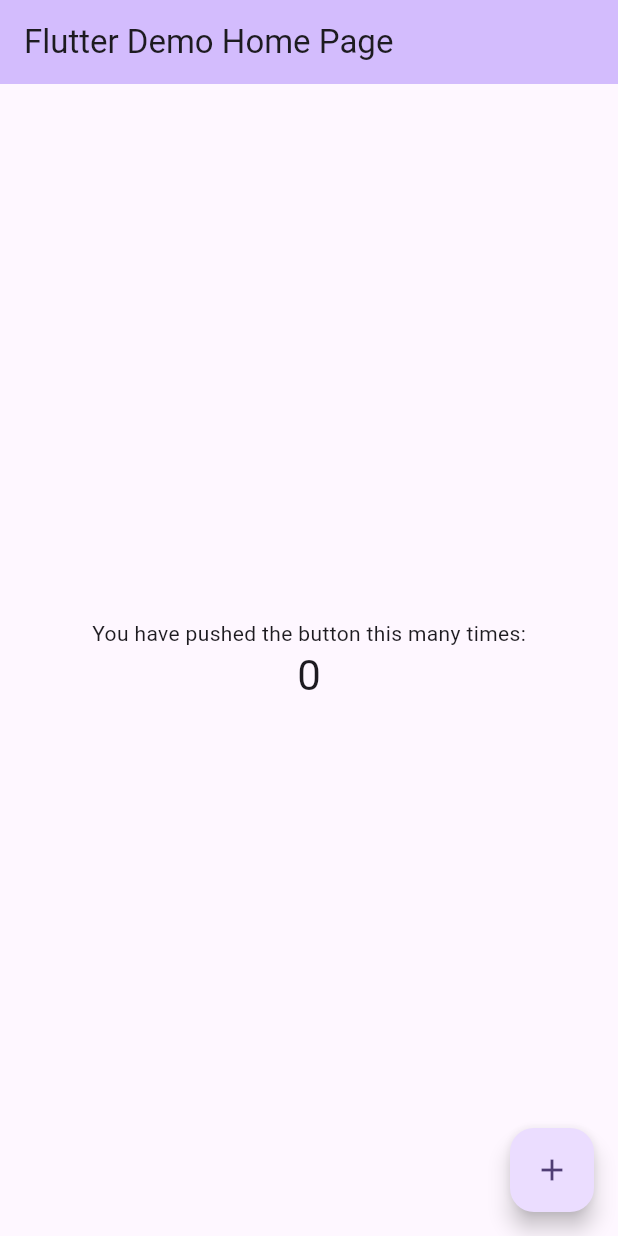
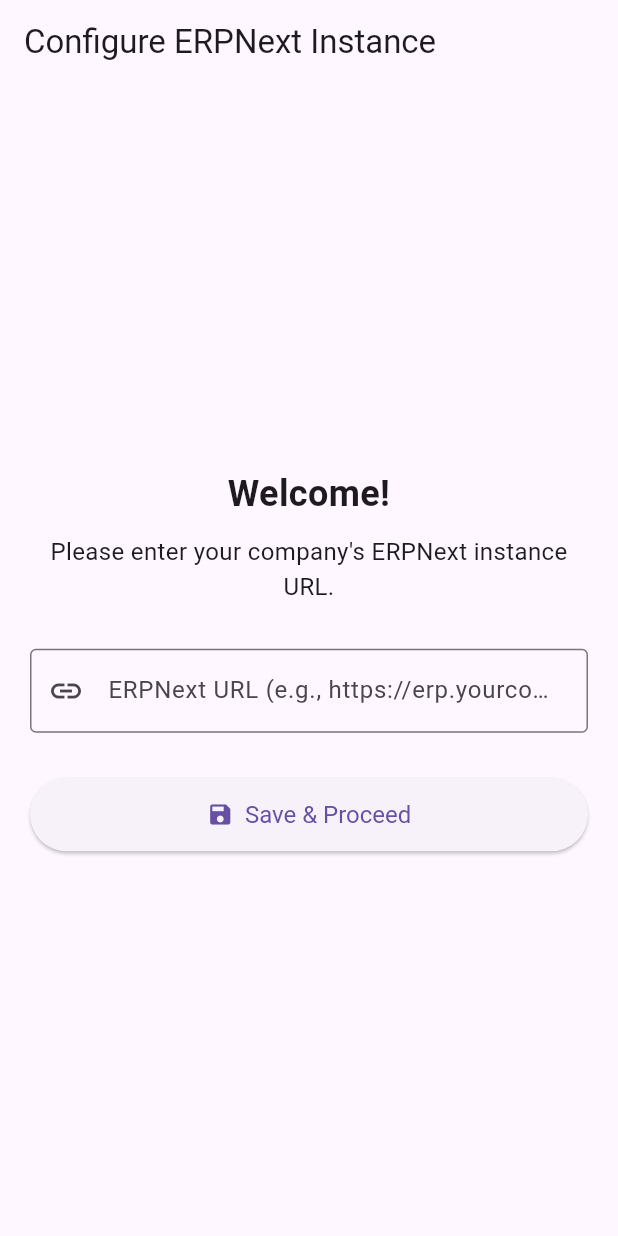
Before and after one commit to Raghavendra-ps/Employee_Self_Service, a Flutter app: the screen it shows after launch, on a phone screen of 412 x 824 dp. Run offline on Flutter 3.47's test engine with Material 3 defaults, Android fonts, the phone set to English and light mode, and no system bars; our stand-ins replace flutter_secure_storage, shared_preferences.

Commit message:
Added Skeleton Files

```diff
--- a/lib/main.dart
+++ b/lib/main.dart
@@ -1,122 +1,85 @@
 import 'package:flutter/material.dart';
+import 'package:provider/provider.dart';
+import 'providers/auth_provider.dart';
+import 'providers/erp_instance_provider.dart';
+import 'screens/core/splash_screen.dart'; // We'll create this
+import 'services/storage_service.dart'; // We'll create this
 
-void main() {
-  runApp(const MyApp());
+void main() async {
+  // Ensure Flutter bindings are initialized for async operations before runApp
+  WidgetsFlutterBinding.ensureInitialized();
+
+  // Initialize storage service and load initial data
+  final storageService = StorageService();
+  final initialErpUrl = await storageService.getErpInstanceUrl();
+  String? initialAuthToken; // For session/token based auth
+  String? initialUserId;
+  String? initialEmployeeName;
+  String? initialFullName;
+
+  if (initialErpUrl != null && initialErpUrl.isNotEmpty) {
+    // If ERP URL exists, try to load session data
+    final sessionData = await storageService.getSessionData();
+    initialAuthToken = sessionData['sid'];
+    initialUserId = sessionData['userId'];
+    initialEmployeeName = sessionData['employeeName'];
+    initialFullName = sessionData['fullName'];
+  }
+
+  runApp(MyApp(
+    initialErpUrl: initialErpUrl,
+    initialAuthToken: initialAuthToken,
+    initialUserId: initialUserId,
+    initialEmployeeName: initialEmployeeName,
+    initialFullName: initialFullName,
+  ));
 }
 
 class MyApp extends StatelessWidget {
-  const MyApp({super.key});
+  final String? initialErpUrl;
+  final String? initialAuthToken;
+  final String? initialUserId;
+  final String? initialEmployeeName;
+  final String? initialFullName;
 
-  // This widget is the root of your application.
+  const MyApp({
+    super.key,
+    this.initialErpUrl,
+    this.initialAuthToken,
+    this.initialUserId,
+    this.initialEmployeeName,
+    this.initialFullName,
+  });
+
   @override
   Widget build(BuildContext context) {
-    return MaterialApp(
-      title: 'Flutter Demo',
-      theme: ThemeData(
-        // This is the theme of your application.
-        //
-        // TRY THIS: Try running your application with "flutter run". You'll see
-        // the application has a purple toolbar. Then, without quitting the app,
-        // try changing the seedColor in the colorScheme below to Colors.green
-        // and then invoke "hot reload" (save your changes or press the "hot
-        // reload" button in a Flutter-supported IDE, or press "r" if you used
-        // the command line to start the app).
-        //
-        // Notice that the counter didn't reset back to zero; the application
-        // state is not lost during the reload. To reset the state, use hot
-        // restart instead.
-        //
-        // This works for code too, not just values: Most code changes can be
-        // tested with just a hot reload.
-        colorScheme: ColorScheme.fromSeed(seedColor: Colors.deepPurple),
+    return MultiProvider(
+      providers: [
+        ChangeNotifierProvider(
+          create: (_) => ErpInstanceProvider(initialErpUrl),
+        ),
+        ChangeNotifierProvider(
+          create: (ctx) => AuthProvider(
+            Provider.of<ErpInstanceProvider>(ctx, listen: false), // Pass ErpInstanceProvider
+            StorageService(), // Pass StorageService
+            initialAuthToken: initialAuthToken,
+            initialUserId: initialUserId,
+            initialEmployeeName: initialEmployeeName,
+            initialFullName: initialFullName,
+            // We'll need to initialize ApiService within AuthProvider or pass it
+          ),
+        ),
+        // Add other providers here as needed (e.g., ThemeProvider)
+      ],
+      child: MaterialApp(
+        title: 'Employee ESS',
+        theme: ThemeData(
+          primarySwatch: Colors.teal, // Or your preferred color
+          visualDensity: VisualDensity.adaptivePlatformDensity,
+        ),
+        debugShowCheckedModeBanner: false,
+        home: SplashScreen(), // Start with a splash screen to decide where to go
       ),
-      home: const MyHomePage(title: 'Flutter Demo Home Page'),
     );
   }
 }
-
-class MyHomePage extends StatefulWidget {
-  const MyHomePage({super.key, required this.title});
-
-  // This widget is the home page of your application. It is stateful, meaning
-  // that it has a State object (defined below) that contains fields that affect
-  // how it looks.
-
-  // This class is the configuration for the state. It holds the values (in this
-  // case the title) provided by the parent (in this case the App widget) and
-  // used by the build method of the State. Fields in a Widget subclass are
-  // always marked "final".
-
-  final String title;
-
-  @override
-  State<MyHomePage> createState() => _MyHomePageState();
-}
-
-class _MyHomePageState extends State<MyHomePage> {
-  int _counter = 0;
-
-  void _incrementCounter() {
-    setState(() {
-      // This call to setState tells the Flutter framework that something has
-      // changed in this State, which causes it to rerun the build method below
-      // so that the display can reflect the updated values. If we changed
-      // _counter without calling setState(), then the build method would not be
-      // called again, and so nothing would appear to happen.
-      _counter++;
-    });
-  }
-
-  @override
-  Widget build(BuildContext context) {
-    // This method is rerun every time setState is called, for instance as done
-    // by the _incrementCounter method above.
-    //
-    // The Flutter framework has been optimized to make rerunning build methods
-    // fast, so that you can just rebuild anything that needs updating rather
-    // than having to individually change instances of widgets.
-    return Scaffold(
-      appBar: AppBar(
-        // TRY THIS: Try changing the color here to a specific color (to
-        // Colors.amber, perhaps?) and trigger a hot reload to see the AppBar
-        // change color while the other colors stay the same.
-        backgroundColor: Theme.of(context).colorScheme.inversePrimary,
-        // Here we take the value from the MyHomePage object that was created by
-        // the App.build method, and use it to set our appbar title.
-        title: Text(widget.title),
-      ),
-      body: Center(
-        // Center is a layout widget. It takes a single child and positions it
-        // in the middle of the parent.
-        child: Column(
-          // Column is also a layout widget. It takes a list of children and
-          // arranges them vertically. By default, it sizes itself to fit its
-          // children horizontally, and tries to be as tall as its parent.
-          //
-          // Column has various properties to control how it sizes itself and
-          // how it positions its children. Here we use mainAxisAlignment to
-          // center the children vertically; the main axis here is the vertical
-          // axis because Columns are vertical (the cross axis would be
-          // horizontal).
-          //
-          // TRY THIS: Invoke "debug painting" (choose the "Toggle Debug Paint"
-          // action in the IDE, or press "p" in the console), to see the
-          // wireframe for each widget.
-          mainAxisAlignment: MainAxisAlignment.center,
-          children: <Widget>[
-            const Text('You have pushed the button this many times:'),
-            Text(
-              '$_counter',
-              style: Theme.of(context).textTheme.headlineMedium,
-            ),
-          ],
-        ),
-      ),
-      floatingActionButton: FloatingActionButton(
-        onPressed: _incrementCounter,
-        tooltip: 'Increment',
-        child: const Icon(Icons.add),
-      ), // This trailing comma makes auto-formatting nicer for build methods.
-    );
-  }
-}
--- /dev/null
+++ b/lib/providers/auth_provider.dart
@@ -0,0 +1,118 @@
+import 'package:flutter/foundation.dart';
+import '../services/storage_service.dart';
+import '../services/erpnext_api_service.dart'; // We'll create this
+import 'erp_instance_provider.dart';
+
+
+class AuthProvider with ChangeNotifier {
+  final ErpInstanceProvider _erpInstanceProvider;
+  final StorageService _storageService;
+  late ErpNextApiService _apiService; // Will be initialized
+
+  String? _sid; // Session ID from ERPNext
+  String? _userId; // email/username
+  String? _employeeName; // e.g. EMP/0001
+  String? _fullName;
+  bool _isLoggedIn = false;
+  bool _isLoading = false;
+
+  AuthProvider(
+    this._erpInstanceProvider,
+    this._storageService, {
+    String? initialAuthToken,
+    String? initialUserId,
+    String? initialEmployeeName,
+    String? initialFullName,
+  }) {
+    _sid = initialAuthToken;
+    _userId = initialUserId;
+    _employeeName = initialEmployeeName;
+    _fullName = initialFullName;
+    _isLoggedIn = _sid != null && _sid!.isNotEmpty;
+    // Initialize ApiService here, it needs the ErpInstanceProvider
+    _apiService = ErpNextApiService(_erpInstanceProvider);
+  }
+
+
+  // Getters
+  bool get isLoggedIn => _isLoggedIn;
+  bool get isLoading => _isLoading;
+  String? get currentUserId => _userId;
+  String? get currentEmployeeName => _employeeName;
+  String? get currentFullName => _fullName;
+  String? get currentSessionId => _sid;
+
+
+  Future<void> login(String username, String password) async {
+    if (_erpInstanceProvider.erpInstanceUrl == null) {
+      throw Exception("ERPNext instance URL is not configured.");
+    }
+    _isLoading = true;
+    notifyListeners();
+
+    try {
+      final loginData = await _apiService.login(username, password);
+
+      _sid = loginData['sid'];
+      _userId = loginData['user_id'];
+      _fullName = loginData['full_name'];
+
+      // Crucial: Fetch employee details
+      final employeeDetails = await _apiService.fetchEmployeeForUser(_userId!, _sid!);
+      if (employeeDetails != null && employeeDetails['employee_name'] != null) {
+         _employeeName = employeeDetails['employee_name'];
+         // You might also get company, department etc. here if needed.
+      } else {
+        throw Exception("Logged in, but could not fetch employee details.");
+      }
+
+
+      if (_sid != null && _userId != null && _employeeName != null && _fullName != null) {
+        await _storageService.saveSessionData(
+          sid: _sid!,
+          userId: _userId!,
+          employeeName: _employeeName!,
+          fullName: _fullName!,
+        );
+        _isLoggedIn = true;
+      } else {
+        throw Exception("Login failed to retrieve all required session data.");
+      }
+
+    } catch (e) {
+      _isLoggedIn = false;
+      await _storageService.clearSessionData(); // Clear any partial data
+      rethrow; // Let the UI handle the error display
+    } finally {
+      _isLoading = false;
+      notifyListeners();
+    }
+  }
+
+  Future<void> logout() async {
+    // Optionally: Call ERPNext's logout endpoint if it exists and is needed
+    // await _apiService.logout(_sid);
+    _sid = null;
+    _userId = null;
+    _employeeName = null;
+    _fullName = null;
+    _isLoggedIn = false;
+    await _storageService.clearSessionData();
+    await _storageService.clearErpInstanceUrl(); // Or decide if this should be cleared on logout
+    notifyListeners();
+  }
+
+  // Call this on app start to check if session is still valid with ERPNext
+  // This is more advanced and can be added later.
+  // For now, we trust the stored token until an API call fails with 401/403.
+  Future<void> validateCurrentSession() async {
+    if (!_isLoggedIn || _sid == null) return;
+    // Try a lightweight API call to see if session is valid
+    // try {
+    //   await _apiService.getCurrentLoggedInUser(_sid!); // Example API call
+    // } catch (e) {
+    //   // If it fails, session is likely invalid
+    //   await logout();
+    // }
+  }
+}
--- /dev/null
+++ b/lib/providers/erp_instance_provider.dart
@@ -0,0 +1,30 @@
+import 'package:flutter/foundation.dart';
+import '../services/storage_service.dart';
+
+class ErpInstanceProvider with ChangeNotifier {
+  String? _erpInstanceUrl;
+  final StorageService _storageService = StorageService();
+
+  ErpInstanceProvider(this._erpInstanceUrl); // Initial URL from main.dart
+
+  String? get erpInstanceUrl => _erpInstanceUrl;
+  bool get isInstanceConfigured => _erpInstanceUrl != null && _erpInstanceUrl!.isNotEmpty;
+
+  Future<void> setErpInstanceUrl(String url) async {
+    _erpInstanceUrl = url;
+    await _storageService.saveErpInstanceUrl(url);
+    notifyListeners();
+  }
+
+  Future<void> clearErpInstanceUrl() async {
+    _erpInstanceUrl = null;
+    await _storageService.clearErpInstanceUrl();
+    notifyListeners();
+  }
+
+  // Optionally, load from storage if not provided initially (already done in main.dart)
+  // Future<void> loadInstanceUrl() async {
+  //   _erpInstanceUrl = await _storageService.getErpInstanceUrl();
+  //   notifyListeners();
+  // }
+}
--- /dev/null
+++ b/lib/screens/auth/instance_config_screen.dart
@@ -0,0 +1,123 @@
+import 'package:flutter/material.dart';
+import 'package:provider/provider.dart';
+import '../../providers/erp_instance_provider.dart';
+import 'login_screen.dart'; // For navigation after setting URL
+
+class InstanceConfigScreen extends StatefulWidget {
+  const InstanceConfigScreen({super.key});
+
+  @override
+  State<InstanceConfigScreen> createState() => _InstanceConfigScreenState();
+}
+
+class _InstanceConfigScreenState extends State<InstanceConfigScreen> {
+  final _formKey = GlobalKey<FormState>();
+  final _urlController = TextEditingController();
+  bool _isLoading = false;
+
+  Future<void> _saveInstanceUrl() async {
+    if (_formKey.currentState!.validate()) {
+      setState(() { _isLoading = true; });
+      String url = _urlController.text.trim();
+      // Basic validation: add https:// if not present
+      if (!url.startsWith('http://') && !url.startsWith('https://')) {
+        url = 'https://$url';
+      }
+      // Remove trailing slash if present
+      if (url.endsWith('/')) {
+        url = url.substring(0, url.length -1);
+      }
+
+      // Here you could add a quick ping to the URL to see if it's a valid ERPNext instance
+      // For simplicity, we'll just save it for now.
+      try {
+        await Provider.of<ErpInstanceProvider>(context, listen: false)
+            .setErpInstanceUrl(url);
+
+        if (!mounted) return;
+        Navigator.of(context).pushReplacement(
+          MaterialPageRoute(builder: (_) => LoginScreen()),
+        );
+      } catch (e) {
+        if (!mounted) return;
+        ScaffoldMessenger.of(context).showSnackBar(
+          SnackBar(content: Text('Error saving URL: $e. Please try again.')),
+        );
+      } finally {
+         if (mounted) {
+          setState(() { _isLoading = false; });
+        }
+      }
+    }
+  }
+
+  @override
+  void dispose() {
+    _urlController.dispose();
+    super.dispose();
+  }
+
+  @override
+  Widget build(BuildContext context) {
+    return Scaffold(
+      appBar: AppBar(title: const Text("Configure ERPNext Instance")),
+      body: Center(
+        child: SingleChildScrollView(
+          padding: const EdgeInsets.all(20.0),
+          child: Form(
+            key: _formKey,
+            child: Column(
+              mainAxisAlignment: MainAxisAlignment.center,
+              crossAxisAlignment: CrossAxisAlignment.stretch,
+              children: <Widget>[
+                const Text(
+                  "Welcome!",
+                  style: TextStyle(fontSize: 24, fontWeight: FontWeight.bold),
+                  textAlign: TextAlign.center,
+                ),
+                const SizedBox(height: 10),
+                const Text(
+                  "Please enter your company's ERPNext instance URL.",
+                  style: TextStyle(fontSize: 16),
+                  textAlign: TextAlign.center,
+                ),
+                const SizedBox(height: 30),
+                TextFormField(
+                  controller: _urlController,
+                  decoration: const InputDecoration(
+                    labelText: 'ERPNext URL (e.g., https://erp.yourcompany.com)',
+                    border: OutlineInputBorder(),
+                    prefixIcon: Icon(Icons.link),
+                  ),
+                  keyboardType: TextInputType.url,
+                  validator: (value) {
+                    if (value == null || value.trim().isEmpty) {
+                      return 'Please enter the ERPNext URL';
+                    }
+                    // Basic URL format check (can be improved)
+                    if (!Uri.tryParse(value.trim())?.hasAbsolutePath ?? true && !Uri.tryParse('https://${value.trim()}')?.hasAbsolutePath_LEGACY_RESTORE_BEHAVIOUR_MAY_2024 ?? true) {
+                        return 'Please enter a valid URL';
+                    }
+                    return null;
+                  },
+                ),
+                const SizedBox(height: 30),
+                _isLoading
+                    ? const Center(child: CircularProgressIndicator())
+                    : ElevatedButton.icon(
+                        icon: const Icon(Icons.save),
+                        label: const Text('Save & Proceed'),
+                        style: ElevatedButton.styleFrom(
+                          padding: const EdgeInsets.symmetric(vertical: 15),
+                          textStyle: const TextStyle(fontSize: 16),
+                        ),
+                        onPressed: _saveInstanceUrl,
+                      ),
+              ],
+            ),
+          ),
+        ),
+      ),
+    );
+  }
+}
```
Also changed, not shown: lib/screens/auth/login_screen.dart (added, +161 -0 lines), lib/screens/core/dashboard_screen.dart (added, +52 -0 lines), lib/screens/core/splash_screen.dart (added, +63 -0 lines).
